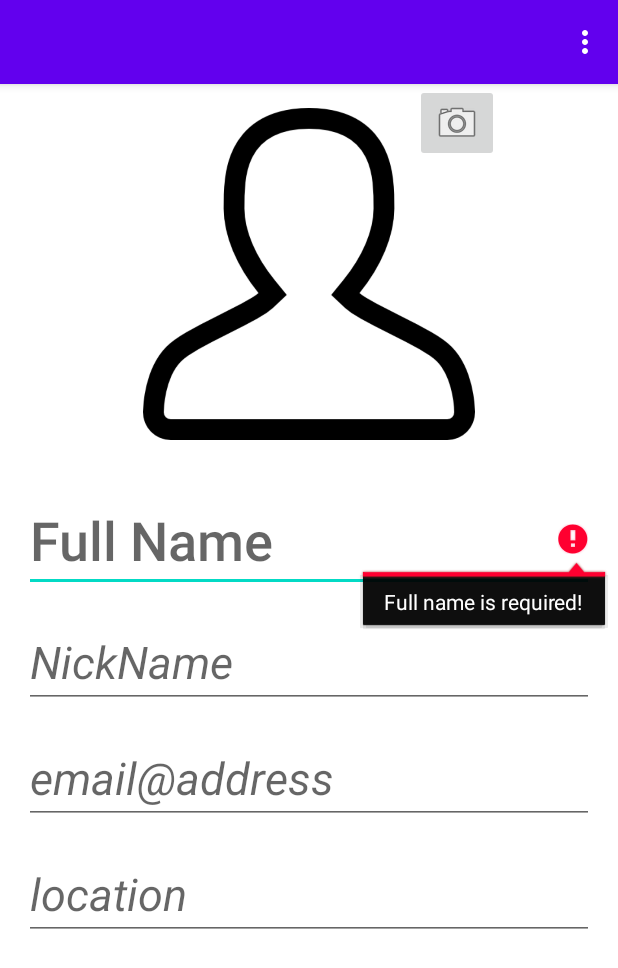
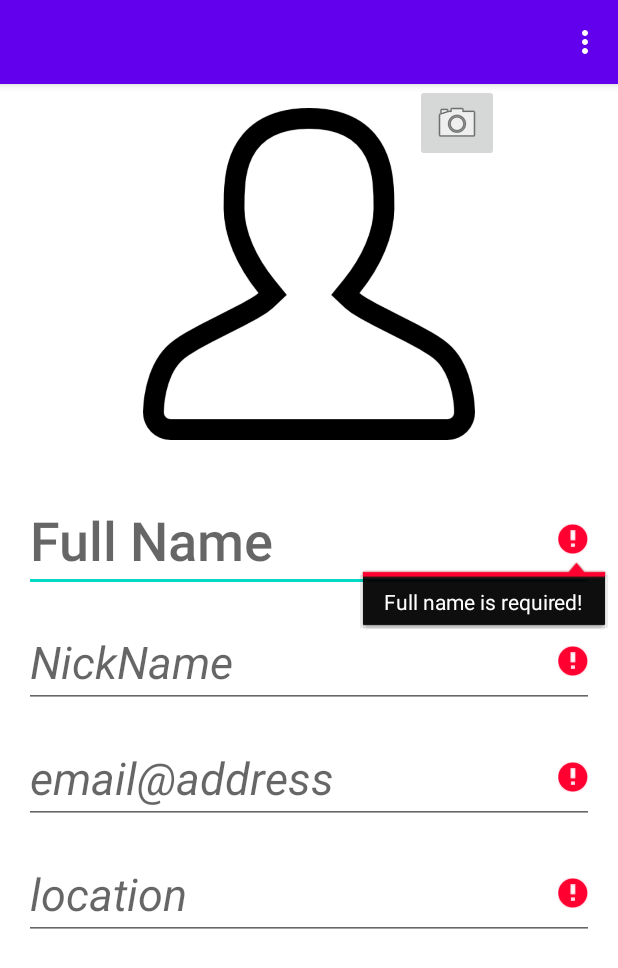
Before and after one commit to valparahiso/mad-car-pooling, an Android app: the EditProfileActivity screen opened directly, with no data from a screen before it, in the options menu, after a tap on "Save", on a phone screen of 412 x 824 dp. Shown: the top 968 px of the screen. Run offline under Robolectric (Android 15) with nearby library versions, the phone set to English and light mode, and no system bars.

```diff
--- a/app/src/main/java/it/polito/mad/mad_car_pooling/EditProfileActivity.kt
+++ b/app/src/main/java/it/polito/mad/mad_car_pooling/EditProfileActivity.kt
@@ -88,12 +88,26 @@ class EditProfileActivity : AppCompatActivity() {
     }
 
     private fun saveContent() {
-        if(TextUtils.isEmpty(fullNameET.text.toString())) fullNameET.setError( "Full name is required!" )
-        else if (TextUtils.isEmpty(nicknameET.text.toString())) nicknameET.setError( "Nick name is required!" )
-        else if (TextUtils.isEmpty(emailET.text.toString())) emailET.setError( "Email is required!" )
-        else if (TextUtils.isEmpty(locationET.text.toString())) locationET.setError( "Location is required!" )
+        var flag = true
 
-        else {
+        if(TextUtils.isEmpty(fullNameET.text.toString())) {
+            fullNameET.setError( "Full name is required!" )
+            flag = false
+        }
+        if (TextUtils.isEmpty(nicknameET.text.toString())) {
+            nicknameET.setError( "Nick name is required!" )
+            flag = false
+        }
+        if (TextUtils.isEmpty(emailET.text.toString())) {
+            emailET.setError( "Email is required!" )
+            flag = false
+        }
+        if (TextUtils.isEmpty(locationET.text.toString())) {
+            locationET.setError( "Location is required!" )
+            flag = false
+        }
+
+        if(flag) {
             setResult(Activity.RESULT_OK, Intent().also {
                 it.putExtra("group02.lab1.FULL_NAME", fullNameET.text.toString())
                 it.putExtra("group02.lab1.NICK_NAME", nicknameET.text.toString())
```
